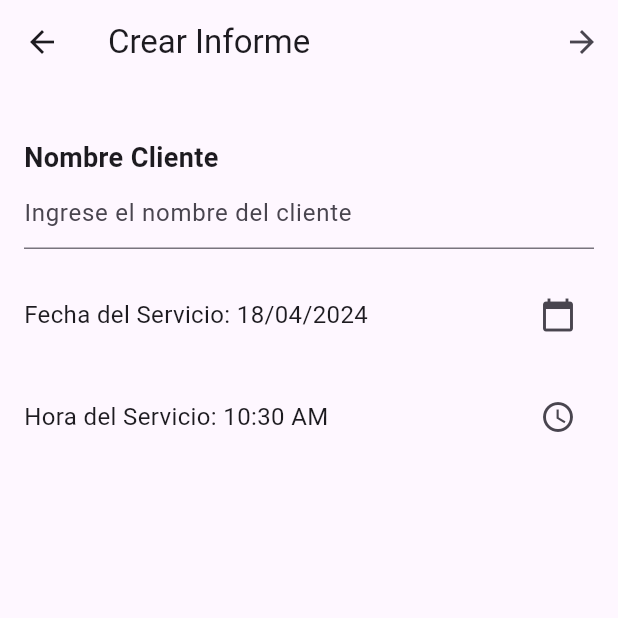
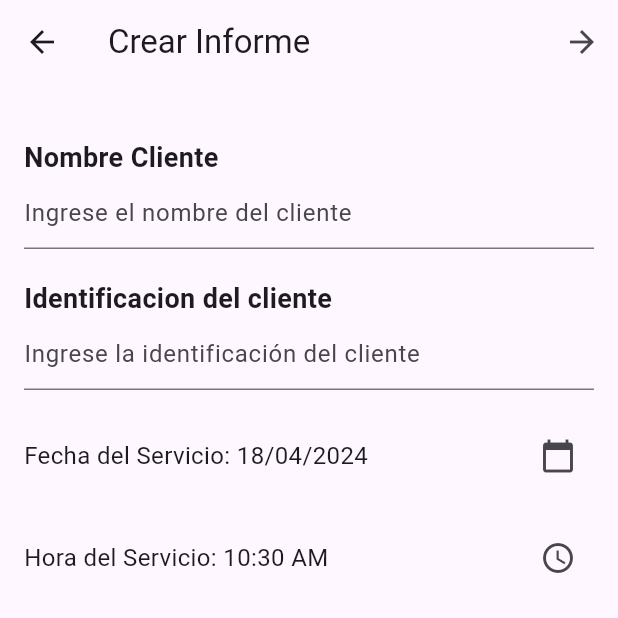
Before and after one commit to salo368/Mobile-Project-1, a Flutter app: the NewReportPage screen opened by its route, on a phone screen of 412 x 824 dp, the top half of it. Run offline on Flutter 3.47's test engine with Material 3 defaults, Android fonts, the phone set to English and light mode, and no system bars; our stand-ins replace get.

Commit message:
Adicion de Identificacion

```diff
--- a/lib/main.dart
+++ b/lib/main.dart
@@ -3,6 +3,5 @@ import 'package:flutter/material.dart';
 import 'ui/myApp.dart';
 
 void main() {
-
   runApp(const MyApp());
 }
--- a/lib/ui/supportPages/newReport.dart
+++ b/lib/ui/supportPages/newReport.dart
@@ -1,15 +1,21 @@
 // ignore_for_file: file_names
 
 import 'package:flutter/material.dart';
+import 'package:flutter/services.dart';
 import 'package:get/get.dart';
 
 class NewReportController extends GetxController {
   var nombreCliente = "".obs;
+  var idCliente = "".obs;
   var fechaServicio = DateTime.now().obs;
   var horaServicio = TimeOfDay.now().obs;
 
   void updateNombreCliente(String nombre) {
     nombreCliente.value = nombre;
+  }
+
+  void updateIdCliente(String id) {
+    idCliente.value = id;
   }
 
   void updateFechaServicio(DateTime fecha) {
@@ -71,6 +77,31 @@ class NewReportPage extends StatelessWidget {
               controller: TextEditingController(text: newReportController.nombreCliente.value.isNotEmpty ? newReportController.nombreCliente.value : null),
               onChanged: (value) {
                 newReportController.updateNombreCliente(value);
+              },
+            ),
+            const Padding(
+              padding: EdgeInsets.only(top: 20.0),
+              child: Text(
+                'Identificacion del cliente',
+                style: TextStyle(
+                  fontSize: 18.0,
+                  fontWeight: FontWeight.bold,
+                ),
+              ),
+            ),
+            TextField(
+              decoration: const InputDecoration(
+                hintText: 'Ingrese la identificación del cliente',
+              ),
+              keyboardType: TextInputType.number,
+              inputFormatters: <TextInputFormatter>[
+                FilteringTextInputFormatter.digitsOnly
+              ],
+              controller: TextEditingController(
+                text: newReportController.idCliente.value.isNotEmpty ? newReportController.idCliente.value : null,
+              ),
+              onChanged: (value) {
+                newReportController.updateIdCliente(value);
               },
             ),
             Padding(
```
